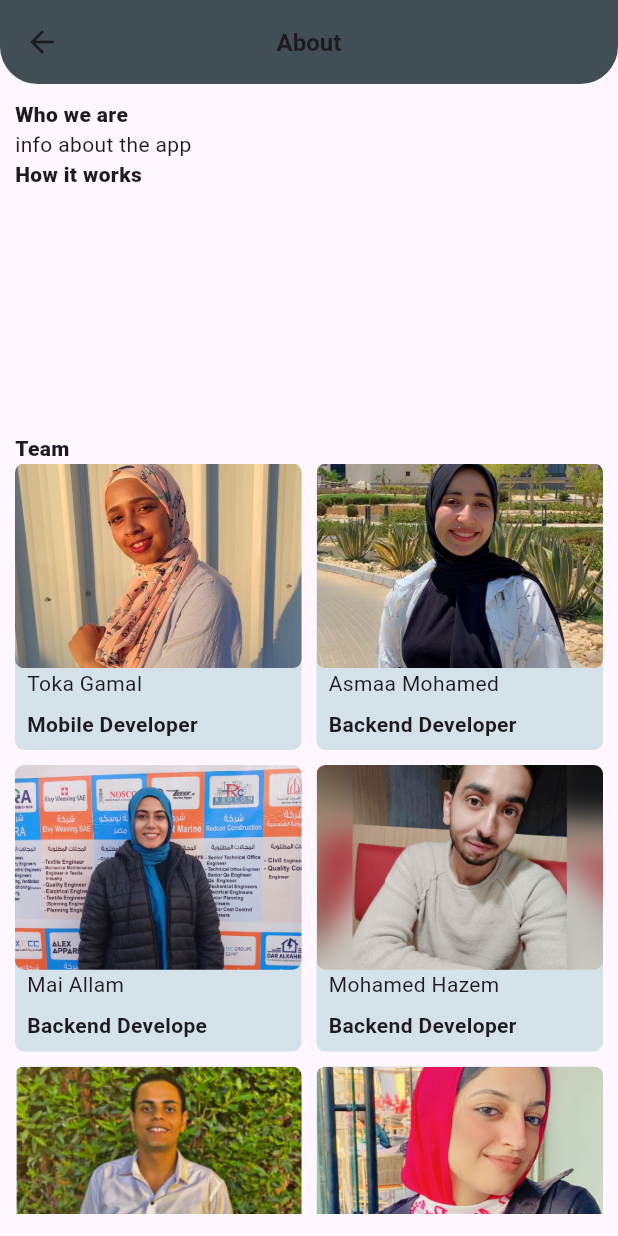
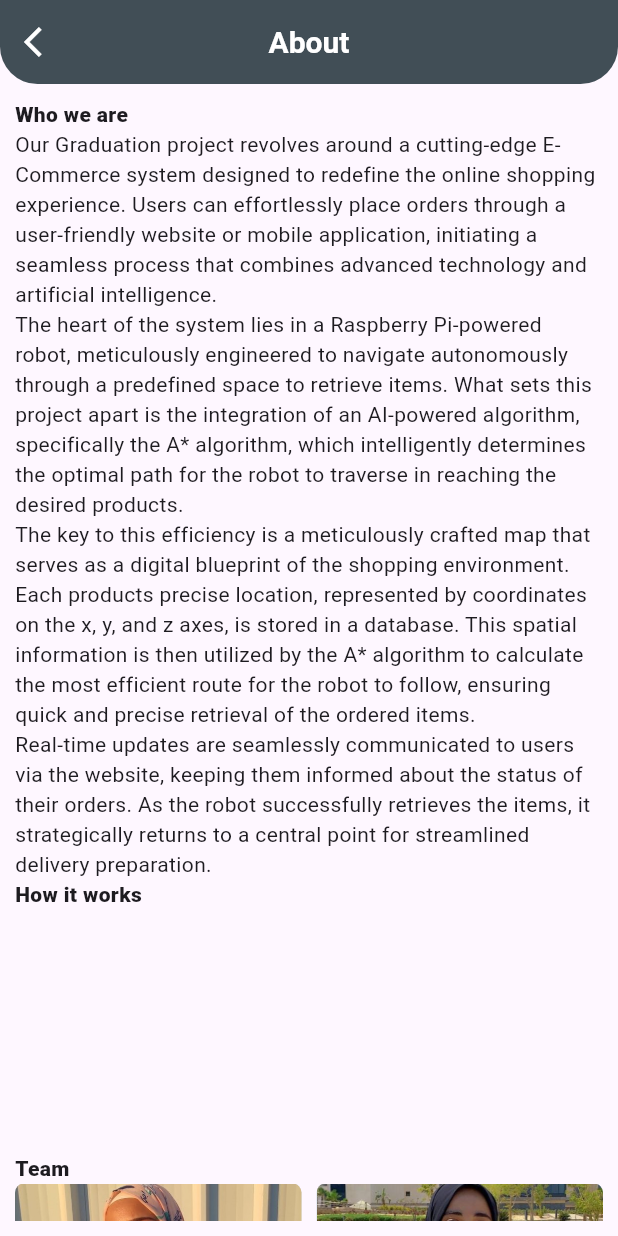
Before and after one commit to Graduation-Project-24/Flutter, a Flutter app: the AboutScreen screen opened directly, on a phone screen of 412 x 824 dp. Run offline on Flutter 3.47's test engine with Material 3 defaults, Android fonts, the phone set to English and light mode, and no system bars; our stand-ins replace bloc, flutter_bloc, fluttertoast, image_picker, intl_phone_field, shared_preferences; missing offline and left inert: jwt_decode; accounts and stored records are empty.

Commit message:
Fix some problems with these pages

```diff
--- a/lib/Cart/cart_service.dart
+++ b/lib/Cart/cart_service.dart
@@ -40,15 +40,15 @@ class CartService {
     }
   }
 
-  Future<void> removeFromCart(String token, int packageId) async {
+  Future<void> removeFromCart(String token, int productId) async {
     final response = await http.post(
-      Uri.parse('$baseUrl/RemoveFromCart?packageId=$packageId'),
+      Uri.parse('$baseUrl/RemoveFromCart?productId=$productId'),
       headers: <String, String>{
         'Content-Type': 'application/json; charset=UTF-8',
         'Authorization': 'Bearer $token',
       },
       body: jsonEncode(<String, dynamic>{
-        'packageId': packageId,
+        'packageId': productId,
       }),
     );
 
--- a/lib/screens/about_screen.dart
+++ b/lib/screens/about_screen.dart
@@ -24,7 +24,7 @@ class _AboutScreenState extends State<AboutScreen> {
       CardInfoTeam(
         image: "assets/mai.jpg",
         name: "Mai Allam",
-        job: "Backend Develope",
+        job: "Backend Developer",
       ),
       CardInfoTeam(
         image: "assets/mohamed hazem.jpg",
@@ -74,15 +74,23 @@ class _AboutScreenState extends State<AboutScreen> {
         title: const Text(
           'About',
           style: TextStyle(
-            fontSize: 16,
+            fontSize: 20,
             fontFamily: 'Roboto',
             fontWeight: FontWeight.w700,
+            color: Colors.white,
           ),
         ),
         shape: const RoundedRectangleBorder(
             borderRadius: BorderRadius.only(
                 bottomLeft: Radius.circular(25),
                 bottomRight: Radius.circular(25))),
+        leading: IconButton(
+          icon: Icon(Icons.arrow_back_ios,
+              color: Colors.white), // Custom back icon
+          onPressed: () {
+            Navigator.of(context).pop();
+          },
+        ),
       ),
       body: Padding(
         padding: const EdgeInsets.all(10),
@@ -93,7 +101,14 @@ class _AboutScreenState extends State<AboutScreen> {
               'Who we are',
               style: TextStyle(fontWeight: FontWeight.w900, fontSize: 14),
             ),
-            const Text('info about the app'),
+            const Text(
+                'Our Graduation project revolves around a cutting-edge E-Commerce system designed to redefine the online shopping experience. Users can effortlessly place orders through a user-friendly website or mobile application, initiating a seamless process that combines advanced technology and artificial intelligence.'),
+            const Text(
+                'The heart of the system lies in a Raspberry Pi-powered robot, meticulously engineered to navigate autonomously through a predefined space to retrieve items. What sets this project apart is the integration of an AI-powered algorithm, specifically the A* algorithm, which intelligently determines the optimal path for the robot to traverse in reaching the desired products.'),
+            const Text(
+                'The key to this efficiency is a meticulously crafted map that serves as a digital blueprint of the shopping environment. Each products precise location, represented by coordinates on the x, y, and z axes, is stored in a database. This spatial information is then utilized by the A* algorithm to calculate the most efficient route for the robot to follow, ensuring quick and precise retrieval of the ordered items.'),
+            const Text(
+                'Real-time updates are seamlessly communicated to users via the website, keeping them informed about the status of their orders. As the robot successfully retrieves the items, it strategically returns to a central point for streamlined delivery preparation.'),
             const Text(
               'How it works',
               style: TextStyle(fontWeight: FontWeight.w900, fontSize: 14),
--- a/lib/screens/forget1.dart
+++ b/lib/screens/forget1.dart
@@ -104,8 +104,8 @@ class _testState extends State<test> {
                 padding: const EdgeInsets.only(top: 100),
                 child: ElevatedButton(
                     onPressed: () {
-                      Navigator.of(context)
-                          .push(MaterialPageRoute(builder: (context) {
+                      Navigator.of(context).pushReplacement(
+                          MaterialPageRoute(builder: (context) {
                         return otp();
                       }));
                     },
--- a/lib/screens/otp.dart
+++ b/lib/screens/otp.dart
@@ -129,7 +129,7 @@ class _otpState extends State<otp> {
               child: ElevatedButton(
                   onPressed: () {
                     Navigator.of(context)
-                        .push(MaterialPageRoute(builder: (context) {
+                        .pushReplacement(MaterialPageRoute(builder: (context) {
                       return LoginScreen();
                     }));
                   },
--- a/lib/shop/shop_screen.dart
+++ b/lib/shop/shop_screen.dart
@@ -168,10 +168,12 @@ class _ShoppingScreenState extends State<ShoppingScreen> {
               children: [
                 TextButton.icon(
                   onPressed: () {
-                    Navigator.of(context).push(
+                    Navigator.of(context).pushReplacement(
                       // MaterialPageRoute(builder: (context) => const SearchScreen()),
                       MaterialPageRoute(
-                          builder: (context) => ProductSearchPage()),
+                          builder: (context) => ProductSearchPage(
+                                token: widget.token,
+                              )),
                     );
                   },
                   label: const Text(
```
Also changed, not shown: lib/shop/search_screen.dart (+7 -3 lines).
